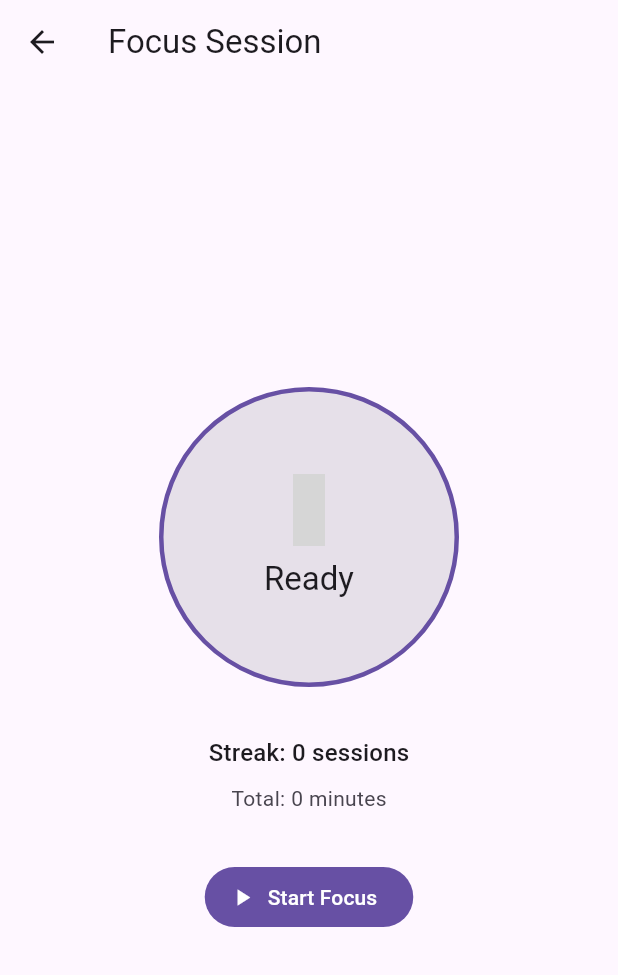
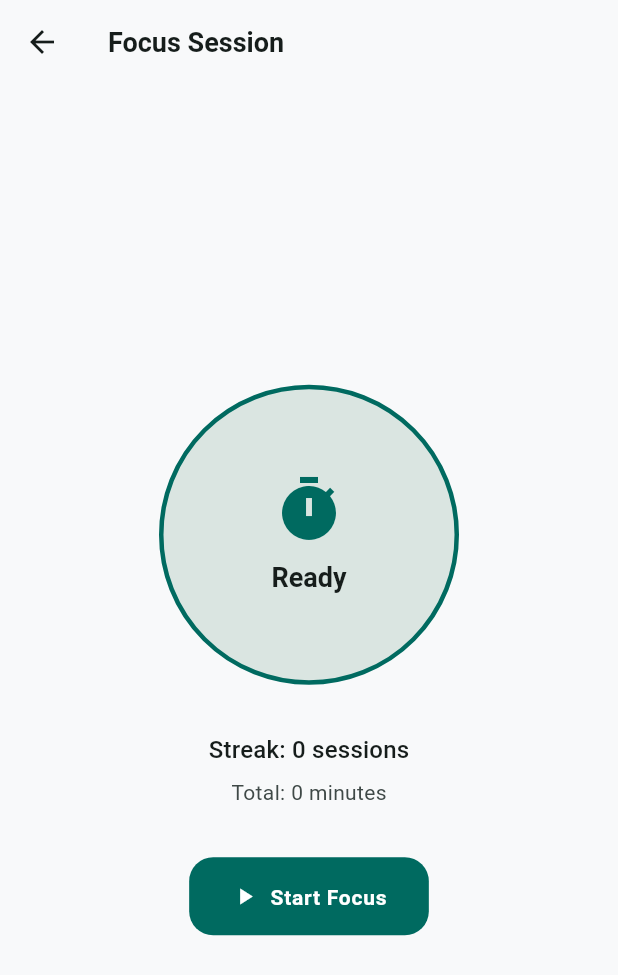
Before and after one commit to claritycrew01/ClarityCrew, a Flutter app: the FocusScreen screen opened by its route, on a phone screen of 412 x 824 dp. Shown: the top 975 px of the screen. Run offline on Flutter 3.47's test engine with Material 3 defaults, Android fonts, the phone set to English and light mode, and no system bars; our stand-ins replace shared_preferences; accounts and stored records are empty; Roboto replaces fonts that are missing (System); grey boxes are pictures that could not be loaded.

Commit message:
Fix Flutter 3.19 compatibility issues
- Rename AppTheme.lightTheme -> light, darkTheme -> dark
- CardThemeData -> CardTheme (3.19 API)
- surfaceContainerHighest -> surfaceVariant (3.19 API)
- Icons.focus_center -> Icons.center_focus_strong (3.19 API)
- Add explicit dynamic casts in onGenerateRoute
- Remove dead ContentItem.icon reference in flashcards

```diff
--- a/lib/core/theme/app_theme.dart
+++ b/lib/core/theme/app_theme.dart
@@ -27,7 +27,7 @@
         labelLarge: AppTypography.labelLarge,
         labelMedium: AppTypography.labelMedium,
       ),
-      cardTheme: CardThemeData(
+      cardTheme: CardTheme(
         elevation: 0,
         shape: RoundedRectangleBorder(
           borderRadius: BorderRadius.circular(20),
@@ -89,7 +89,7 @@
         labelLarge: AppTypography.labelLarge.copyWith(color: AppColors.textOnDark),
         labelMedium: AppTypography.labelMedium.copyWith(color: AppColors.textOnDark),
       ),
-      cardTheme: CardThemeData(
+      cardTheme: CardTheme(
         elevation: 0,
         shape: RoundedRectangleBorder(
           borderRadius: BorderRadius.circular(20),
--- a/lib/features/ai_tutor/ai_tutor_screen.dart
+++ b/lib/features/ai_tutor/ai_tutor_screen.dart
@@ -97,7 +97,7 @@
                           decoration: BoxDecoration(
                             color: isUser
                                 ? Theme.of(context).colorScheme.primaryContainer
-                                : Theme.of(context).colorScheme.surfaceContainerHighest,
+                                : Theme.of(context).colorScheme.surfaceVariant,
                             borderRadius: BorderRadius.circular(16).copyWith(
                               bottomRight: isUser ? const Radius.circular(4) : null,
                               bottomLeft: !isUser ? const Radius.circular(4) : null,
--- a/lib/features/flashcards/flashcards_screen.dart
+++ b/lib/features/flashcards/flashcards_screen.dart
@@ -96,7 +96,7 @@
                         child: isFront
                             ? _buildCardFace(
                                 card.title,
-                                card.icon,
+                                Icons.lightbulb,
                                 isFront: true,
                               )
                             : Transform(
--- a/lib/features/focus/focus_screen.dart
+++ b/lib/features/focus/focus_screen.dart
@@ -58,7 +58,7 @@
                         shape: BoxShape.circle,
                         color: state.isFocused
                             ? Theme.of(context).colorScheme.primaryContainer
-                            : Theme.of(context).colorScheme.surfaceContainerHighest,
+                            : Theme.of(context).colorScheme.surfaceVariant,
                         border: Border.all(
                           color: Theme.of(context).colorScheme.primary,
                           width: 3,
@@ -68,7 +68,7 @@
                         mainAxisAlignment: MainAxisAlignment.center,
                         children: [
                           Icon(
-                            state.isFocused ? Icons.focus_center : Icons.timer,
+                            state.isFocused ? Icons.center_focus_strong : Icons.timer,
                             size: 48,
                             color: Theme.of(context).colorScheme.primary,
                           ),
--- a/lib/features/progress/progress_screen.dart
+++ b/lib/features/progress/progress_screen.dart
@@ -40,7 +40,7 @@
                         CircularProgressIndicator(
                           value: overallProgress,
                           strokeWidth: 10,
-                          backgroundColor: theme.colorScheme.surfaceContainerHighest,
+                          backgroundColor: theme.colorScheme.surfaceVariant,
                         ),
                         Center(
                           child: Text(
--- a/lib/features/video/video_screen.dart
+++ b/lib/features/video/video_screen.dart
@@ -25,7 +25,7 @@
           Container(
             height: 200,
             decoration: BoxDecoration(
-              color: theme.colorScheme.surfaceContainerHighest,
+              color: theme.colorScheme.surfaceVariant,
               borderRadius: BorderRadius.circular(12),
             ),
             child: Center(
```
Also changed, not shown: lib/app.dart (+4 -3 lines).
